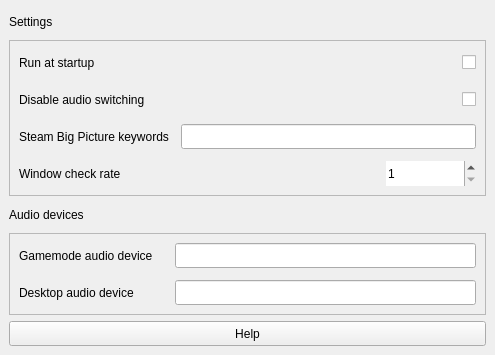
Old version of the form src/ui/design.ui in the repository Odizinne/BigPictureTV.
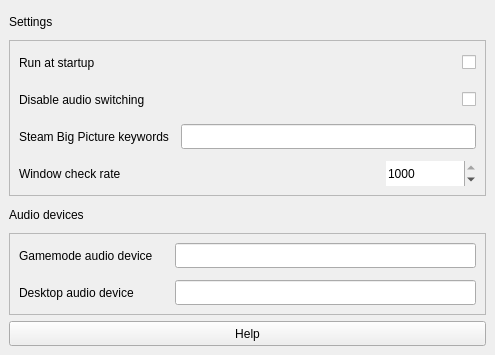
New version of the form.

Commit message: default to 1000 for checkrate

Diff of the .ui file:
```diff
--- a/src/ui/design.ui
+++ b/src/ui/design.ui
@@ -253,6 +253,9 @@
          <property name="maximum">
           <number>1000</number>
          </property>
+         <property name="value">
+          <number>1000</number>
+         </property>
         </widget>
        </item>
        <item row="1" column="0">
```
The commit also changes 1 other file.
